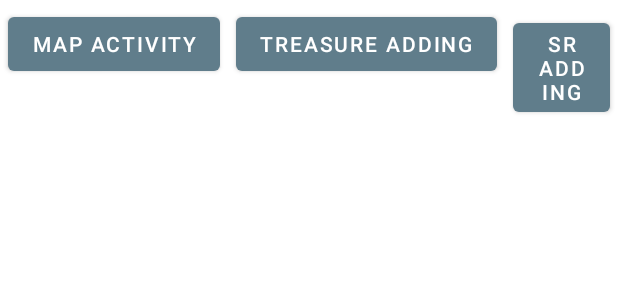
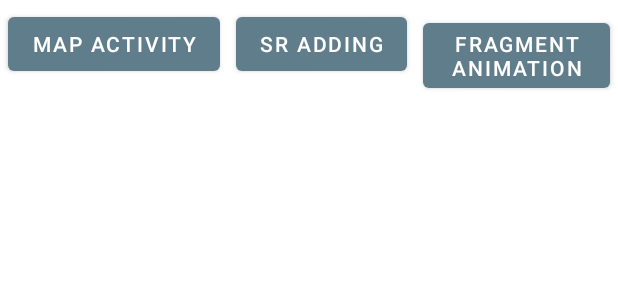
Before and after one commit to eddyspaghette/TreasureFind, an Android app: the layout fragment_test.xml on its own in the app's theme, with its tools: preview values and no code run, on a phone screen of 412 x 824 dp. Shown: the top 300 px of the screen. Run offline under Robolectric (Android 15) with nearby library versions, the phone set to English and light mode, and no system bars; Roboto replaces fonts that are not available here.

Commit message:
add fragment animations

```diff
--- /dev/null
+++ b/app/src/main/res/anim/fade_in.xml
@@ -0,0 +1,6 @@
+<!-- res/anim/fade_in.xml -->
+<alpha xmlns:android="http://schemas.android.com/apk/res/android"
+    android:duration="@android:integer/config_shortAnimTime"
+    android:interpolator="@android:anim/decelerate_interpolator"
+    android:fromAlpha="0"
+    android:toAlpha="1" />
--- /dev/null
+++ b/app/src/main/res/anim/slide_out.xml
@@ -0,0 +1,6 @@
+<?xml version="1.0" encoding="utf-8"?>
+<translate xmlns:android="http://schemas.android.com/apk/res/android"
+    android:duration="@android:integer/config_shortAnimTime"
+    android:interpolator="@android:anim/decelerate_interpolator"
+    android:fromXDelta="0%"
+    android:toXDelta="100%" />
--- a/app/src/main/res/layout/activity_fragment_test.xml
+++ b/app/src/main/res/layout/activity_fragment_animation.xml
@@ -4,6 +4,9 @@
     xmlns:tools="http://schemas.android.com/tools"
     android:layout_width="match_parent"
     android:layout_height="match_parent"
-    tools:context=".main.ui.test.FragmentTestActivity">
+    tools:context=".main.ui.fragmentanimation.FragmentAnimationActivity">
 
+    <androidx.fragment.app.FragmentContainerView
+        android:layout_width="match_parent"
+        android:layout_height="match_parent"/>
 </androidx.constraintlayout.widget.ConstraintLayout>
--- a/app/src/main/res/layout/fragment_test.xml
+++ b/app/src/main/res/layout/fragment_test.xml
@@ -14,13 +14,6 @@
         android:layout_margin="5dp"/>
 
     <Button
-        android:id="@+id/btn_treasureadding"
-        android:layout_width="wrap_content"
-        android:layout_height="wrap_content"
-        android:text="Treasure Adding"
-        android:layout_margin="5dp"/>
-
-    <Button
         android:id="@+id/btn_sradding"
         android:layout_width="wrap_content"
         android:layout_height="wrap_content"
@@ -28,10 +21,10 @@
         android:layout_margin="5dp"/>
 
     <Button
-        android:id="@+id/btn_treasureprofile"
         android:layout_width="wrap_content"
         android:layout_height="wrap_content"
-        android:text="Treasure Profile"
-        android:layout_margin="5dp"/>
+        android:text="Fragment Animation"
+        android:layout_margin="5dp"
+        android:id="@+id/btn_fragmentanimation"/>
 
 </LinearLayout>
```
Also changed, not shown: app/src/main/AndroidManifest.xml (+7 -1 lines), app/src/main/java/com/AERYZ/treasurefind/main/ui/fragmentanimation/AFragment.kt (added, +60 -0 lines), app/src/main/java/com/AERYZ/treasurefind/main/ui/fragmentanimation/BFragment.kt (added, +25 -0 lines), app/src/main/java/com/AERYZ/treasurefind/main/ui/fragmentanimation/FragmentAnimationActivity.kt (added, +15 -0 lines), app/src/main/java/com/AERYZ/treasurefind/main/ui/test/TestFragment.kt (+7 -1 lines), app/src/main/res/layout/fragment_a.xml (added, +14 -0 lines), app/src/main/res/layout/fragment_b.xml (added, +13 -0 lines).
